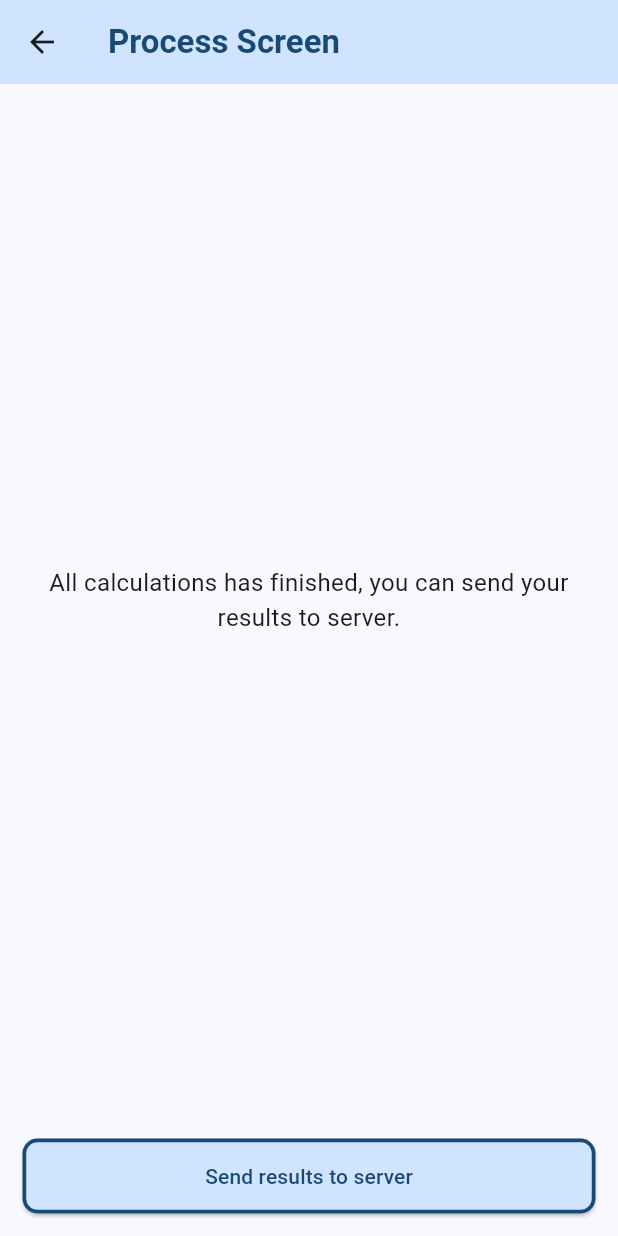
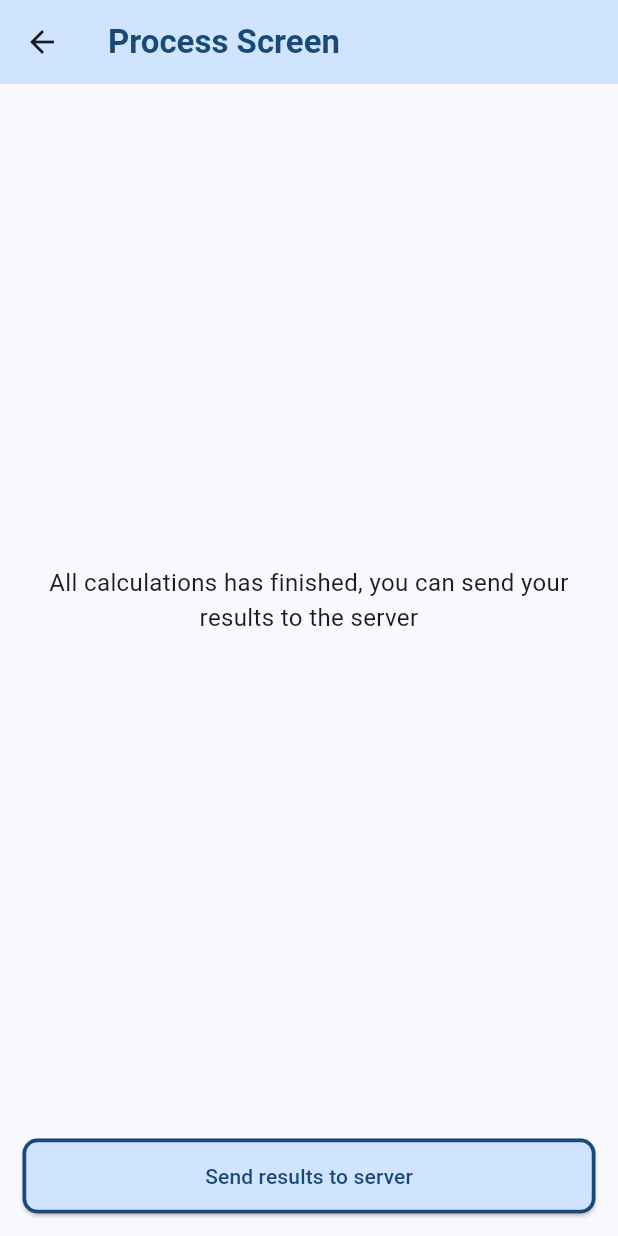
Before and after one commit to StasKrivosheya/shortest_path_calculator, a Flutter app: the ProcessPage screen opened directly with empty values, on a phone screen of 412 x 824 dp. Run offline on Flutter 3.47's test engine with Material 3 defaults, Android fonts, the phone set to English and light mode, and no system bars; our stand-ins replace equatable, flutter_bloc, shared_preferences; accounts and stored records are empty.

Commit message:
Add navigation to the Result list page

```diff
--- a/lib/src/pages/process_page.dart
+++ b/lib/src/pages/process_page.dart
@@ -3,6 +3,8 @@ import 'package:flutter_bloc/flutter_bloc.dart';
 import 'package:shortest_path_calculator/src/blocs/process_page/process_page_bloc.dart';
 import 'package:shortest_path_calculator/src/models/game_config_model.dart';
 import 'package:shortest_path_calculator/src/repositories/game_config_repository.dart';
+
+import 'result_list_page.dart';
 
 class ProcessPage extends StatelessWidget {
   const ProcessPage({super.key, required this.gameConfigs});
@@ -31,7 +33,23 @@ class ProcessPage extends StatelessWidget {
         create: (context) => ProcessPageBloc(
           gameConfigRepository: context.read<GameConfigRepository>(),
         ),
-        child: _ProgressPageLayout(gameConfigs: gameConfigs),
+        child: BlocListener<ProcessPageBloc, ProcessPageState>(
+          listenWhen: (previous, current) =>
+              previous.pageStatus != current.pageStatus,
+          listener: (context, state) {
+            if (state.pageStatus == ProcessPageStatus.success) {
+              Navigator.push(
+                context,
+                MaterialPageRoute(
+                  builder: (context) => ResultListPage(
+                    processingResults: state.processingResults,
+                  ),
+                ),
+              );
+            }
+          },
+          child: _ProgressPageLayout(gameConfigs: gameConfigs),
+        ),
       ),
     );
   }
@@ -61,10 +79,16 @@ class _ProgressPageLayout extends StatelessWidget {
                       buildWhen: (previous, current) =>
                           previous.pageStatus != current.pageStatus,
                       builder: (context, state) {
-                        final text = state.pageStatus ==
-                                ProcessPageStatus.processing
-                            ? 'Data processing is in progress.'
-                            : 'All calculations has finished, you can send your results to server.';
+                        final text = switch (state.pageStatus) {
+                          ProcessPageStatus.processing =>
+                            'Data processing is in progress',
+                          ProcessPageStatus.readyToSend =>
+                            'All calculations has finished, you can send your results to the server',
+                          ProcessPageStatus.sending =>
+                            'Sending results to the server',
+                          ProcessPageStatus.success => 'Success!',
+                          _ => 'Error!',
+                        };
                         return Text(
                           text,
                           style: TextStyle(fontSize: 16),
```
Also changed, not shown: lib/src/pages/result_list_page.dart (added, +18 -0 lines).
